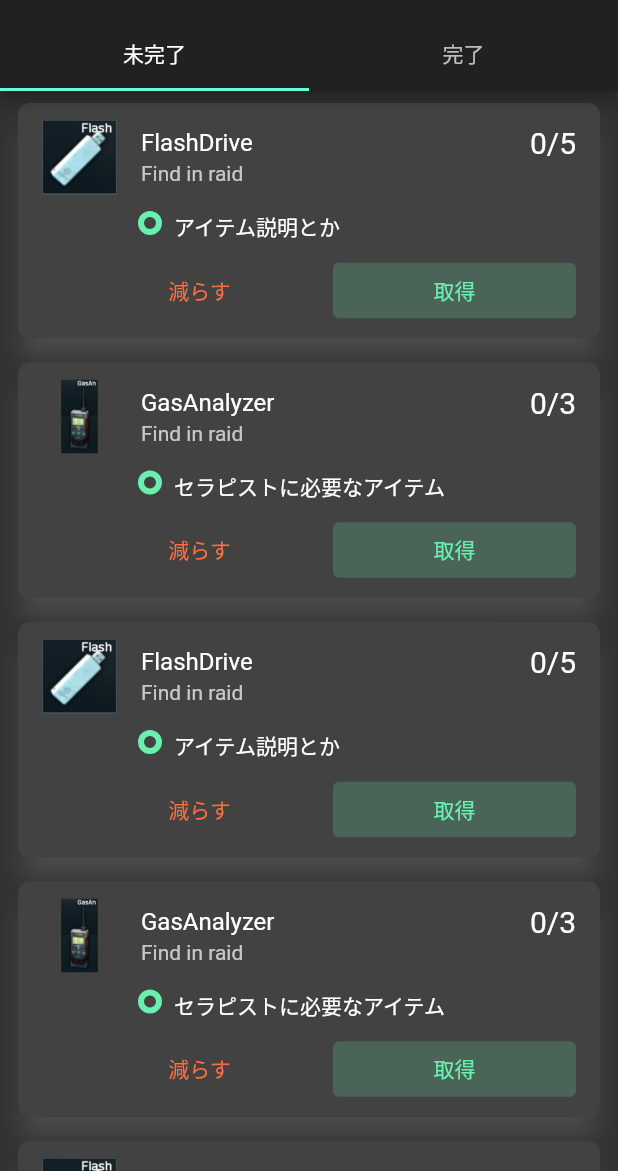
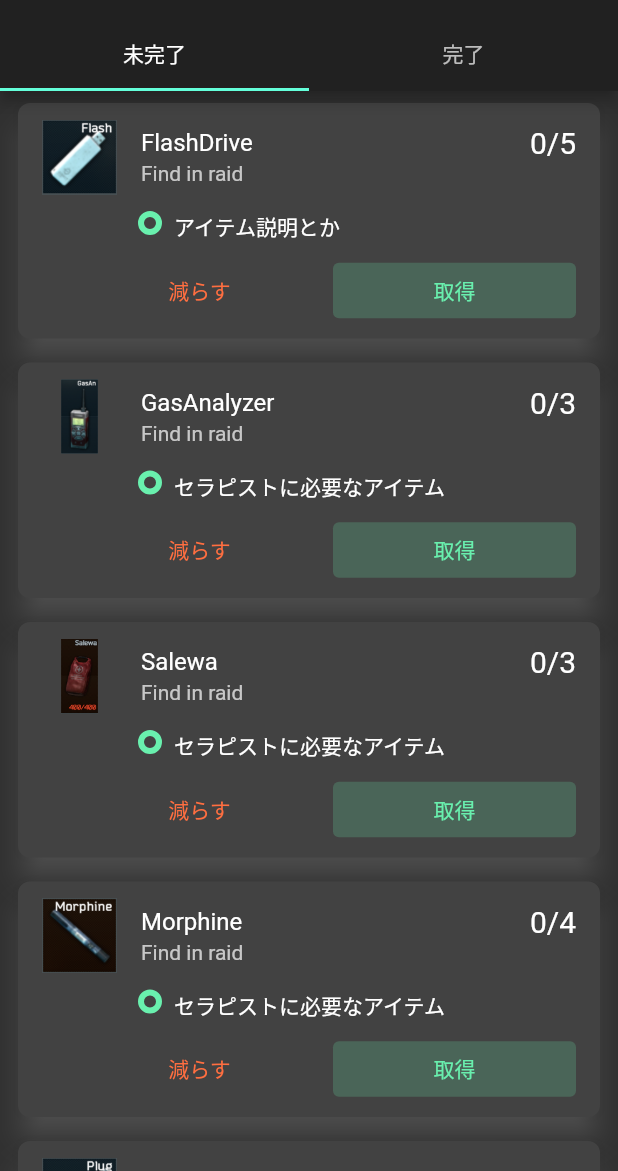
Before and after one commit to yudaiw0702/TarkovTaskManager, a Flutter app: the ItemListScreen screen opened directly, on a phone screen of 412 x 824 dp, the part 65-1236 px from its top. Run offline on Flutter 3.47's test engine with Material 2 defaults, Android fonts, the phone set to English and light mode, and no system bars; our stand-ins replace sqflite; accounts and stored records are empty.

Commit message:
アイテムカウント制限とアイテム追加

```diff
--- a/lib/models/item_model.dart
+++ b/lib/models/item_model.dart
@@ -24,3 +24,39 @@
     );
   }
 }
+
+class Salewa extends StatelessWidget {
+  @override
+  Widget build(BuildContext context) {
+    return ListTileItem(
+      name: 'Salewa',
+      message: 'セラピストに必要なアイテム',
+      image: 'Salewa_Icon.png',
+      itemsNeeded: 3,
+    );
+  }
+}
+
+class Morphine extends StatelessWidget {
+  @override
+  Widget build(BuildContext context) {
+    return ListTileItem(
+      name: 'Morphine',
+      message: 'セラピストに必要なアイテム',
+      image: 'Morphine_Icon.png',
+      itemsNeeded: 4,
+    );
+  }
+}
+
+class SparkPlug extends StatelessWidget {
+  @override
+  Widget build(BuildContext context) {
+    return ListTileItem(
+      name: 'SparkPlug',
+      message: 'セラピストに必要なアイテム',
+      image: 'Spark_Plug_Icon.png',
+      itemsNeeded: 8,
+    );
+  }
+}
--- a/lib/screens/item_checklist_done_tab.dart
+++ b/lib/screens/item_checklist_done_tab.dart
@@ -1,5 +1,4 @@
 import 'package:flutter/material.dart';
-import 'package:tarkov_task_manager/models/item_model.dart';
 
 class ItemListDone extends StatefulWidget {
   @override
@@ -12,18 +11,7 @@
     return Container(
       child: ListView(
         children: [
-          FlashDrive(),
-          GasAnalyzer(),
-          FlashDrive(),
-          GasAnalyzer(),
-          FlashDrive(),
-          GasAnalyzer(),
-          FlashDrive(),
-          GasAnalyzer(),
-          FlashDrive(),
-          GasAnalyzer(),
-          FlashDrive(),
-          GasAnalyzer(),
+          FlashDriveDone(),
         ],
       ),
     );
@@ -93,3 +81,15 @@
     );
   }
 }
+
+class FlashDriveDone extends StatelessWidget {
+  @override
+  Widget build(BuildContext context) {
+    return ListTileItem(
+      name: 'FlashDrive',
+      message: 'アイテム説明とか',
+      image: 'Secure_Flash_drive_Icon.png',
+      itemsNeeded: 5,
+    );
+  }
+}
--- a/lib/screens/item_checklist_screen.dart
+++ b/lib/screens/item_checklist_screen.dart
@@ -61,16 +61,14 @@
         children: [
           FlashDrive(),
           GasAnalyzer(),
+          Salewa(),
+          Morphine(),
+          SparkPlug(),
           FlashDrive(),
           GasAnalyzer(),
-          FlashDrive(),
-          GasAnalyzer(),
-          FlashDrive(),
-          GasAnalyzer(),
-          FlashDrive(),
-          GasAnalyzer(),
-          FlashDrive(),
-          GasAnalyzer(),
+          Salewa(),
+          Morphine(),
+          SparkPlug(),
         ],
       ),
     );
@@ -171,7 +169,13 @@
                       ),
 
                       /// 取得ボタンを押したときの動作
-                      onPressed: () => setState(() => _itemCount--),
+                      onPressed: () {
+                        if (_itemCount > 0) {
+                          setState(() {
+                            return _itemCount--;
+                          });
+                        }
+                      },
                       child: Text('減らす'),
                     ),
                   ),
@@ -183,12 +187,11 @@
                         backgroundColor: Colors.greenAccent.withOpacity(0.2),
                       ),
                       onPressed: () {
-                        setState(() {
-                          var itemCount = _itemCount;
-                          if (itemCount <= widget.itemsNeeded) {
-                            return itemCount++;
-                          }
-                        });
+                        if (_itemCount < widget.itemsNeeded) {
+                          setState(() {
+                            return _itemCount++;
+                          });
+                        }
                       },
                       child: Text('取得'),
                     ),
--- a/pubspec.yaml
+++ b/pubspec.yaml
@@ -62,3 +62,6 @@
     #アイテムアイコン
     - assets/images/items/Secure_Flash_drive_Icon.png
     - assets/images/items/Gas_Analyzer_Icon.png
+    - assets/images/items/Salewa_Icon.png
+    - assets/images/items/Morphine_Icon.png
+    - assets/images/items/Spark_Plug_Icon.png
```
Also changed, not shown: lib/screens/item_checklist_screen_test.dart (deleted, +0 -47 lines), assets/images/items/Morphine_Icon.png (added), assets/images/items/Salewa_Icon.png (added), assets/images/items/Spark_Plug_Icon.png (added).
